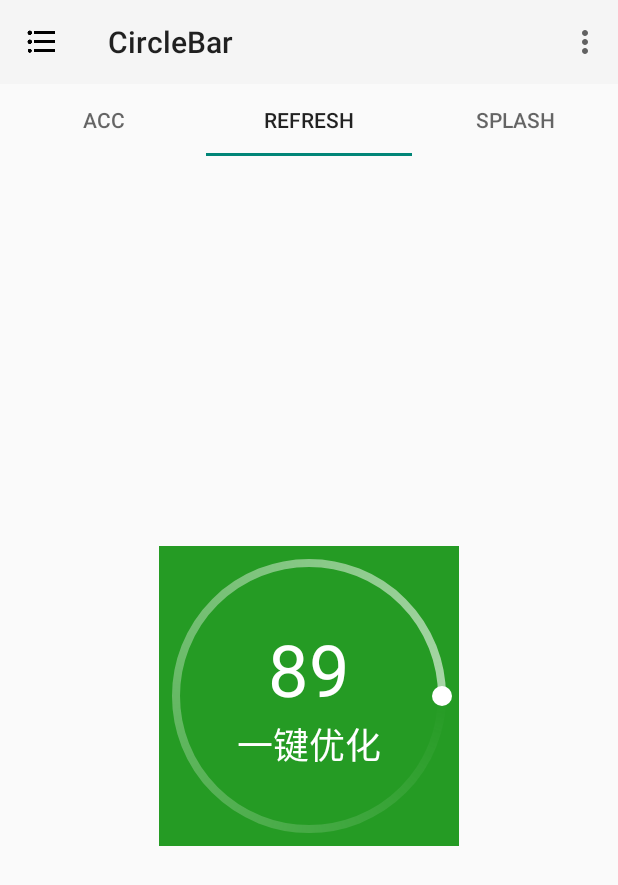
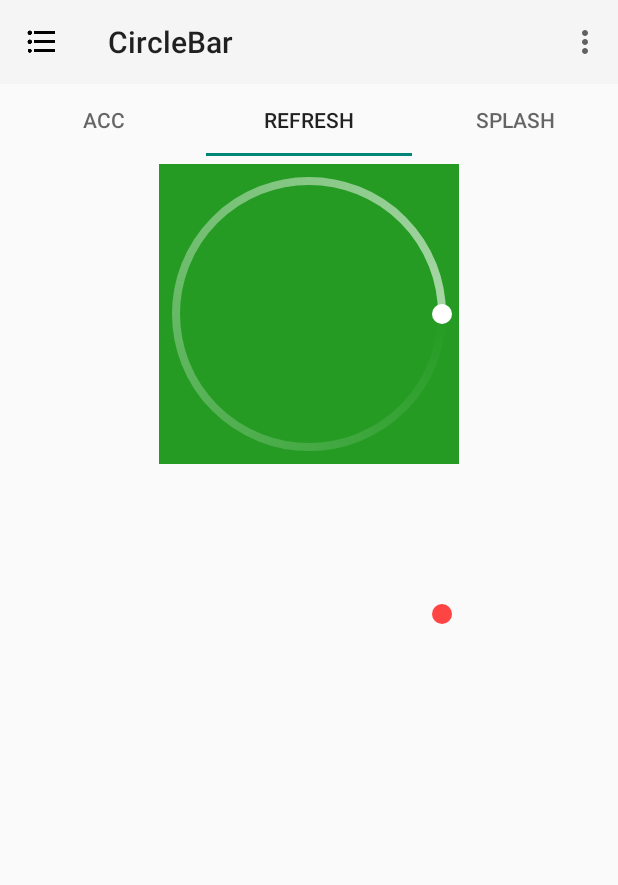
Before and after one commit to songnick/CircleBar, an Android app: the screen it shows after launch (MainActivity), tab 2 chosen, on a phone screen of 412 x 824 dp. Shown: the top 885 px of the screen. Run offline under Robolectric (Android 15) with nearby library versions, the phone set to English and light mode, and no system bars; pictures from the network do not load.

Commit message:
1.improve SlideViewPage 2.add new UI

```diff
--- a/app/src/main/java/com/github/songnick/MainActivity.java
+++ b/app/src/main/java/com/github/songnick/MainActivity.java
@@ -49,6 +49,7 @@ public class MainActivity extends AppCompatActivity implements NavigationDrawerF
         if (mUI4ViewFragment == null){
             mUI4ViewFragment = DefineViewFragment.newInstance();
             switchFragment(mUI4ViewFragment);
+            mUI4ViewFragment = null;
         }
     }
 
@@ -88,7 +89,7 @@ public class MainActivity extends AppCompatActivity implements NavigationDrawerF
         mCurrentFragment = fragment;
         FragmentTransaction ft = getSupportFragmentManager().beginTransaction();
         ft.replace(R.id.container_fragment, fragment);
-        ft.commit();
+        ft.commitAllowingStateLoss();
     }
 
     @Override
--- a/app/src/main/java/com/github/songnick/fragment/DefineViewFragment.java
+++ b/app/src/main/java/com/github/songnick/fragment/DefineViewFragment.java
@@ -1,7 +1,6 @@
 package com.github.songnick.fragment;
 
 import android.app.Activity;
-import android.net.Uri;
 import android.os.Bundle;
 import android.support.design.widget.TabLayout;
 import android.support.v4.app.Fragment;
@@ -33,28 +32,6 @@ public class DefineViewFragment extends Fragment {
     private ArrayList<android.support.v4.app.Fragment> mFragmentList = null;
     private FragmentAdapter mAdapter = null;
     private DrawerLayout mDrawerLayout = null;
-    private String mParam1;
-    private String mParam2;
-
-    private OnFragmentInteractionListener mListener;
-
-    /**
-     * Use this factory method to create a new instance of
-     * this fragment using the provided parameters.
-     *
-     * @param param1 Parameter 1.
-     * @param param2 Parameter 2.
-     * @return A new instance of fragment DefineViewFragment.
-     */
-    // TODO: Rename and change types and number of parameters
-    public static DefineViewFragment newInstance(String param1, String param2) {
-        DefineViewFragment fragment = new DefineViewFragment();
-        Bundle args = new Bundle();
-        args.putString(ARG_PARAM1, param1);
-        args.putString(ARG_PARAM2, param2);
-        fragment.setArguments(args);
-        return fragment;
-    }
 
     public static DefineViewFragment newInstance() {
         DefineViewFragment fragment = new DefineViewFragment();
@@ -68,10 +45,7 @@ public class DefineViewFragment extends Fragment {
     @Override
     public void onCreate(Bundle savedInstanceState) {
         super.onCreate(savedInstanceState);
-        if (getArguments() != null) {
-            mParam1 = getArguments().getString(ARG_PARAM1);
-            mParam2 = getArguments().getString(ARG_PARAM2);
-        }
+
     }
 
     @Override
@@ -135,43 +109,15 @@ public class DefineViewFragment extends Fragment {
         });
     }
 
-    // TODO: Rename method, update argument and hook method into UI event
-    public void onButtonPressed(Uri uri) {
-        if (mListener != null) {
-            mListener.onFragmentInteraction(uri);
-        }
-    }
-
     @Override
     public void onAttach(Activity activity) {
         super.onAttach(activity);
-//        try {
-//            mListener = (OnFragmentInteractionListener) activity;
-//        } catch (ClassCastException e) {
-//            throw new ClassCastException(activity.toString()
-//                    + " must implement OnFragmentInteractionListener");
-//        }
+
     }
 
     @Override
     public void onDetach() {
         super.onDetach();
-        mListener = null;
-    }
-
-    /**
-     * This interface must be implemented by activities that contain this
-     * fragment to allow an interaction in this fragment to be communicated
-     * to the activity and potentially other fragments contained in that
-     * activity.
-     * <p/>
-     * See the Android Training lesson <a href=
-     * "http://developer.android.com/training/basics/fragments/communicating.html"
-     * >Communicating with Other Fragments</a> for more information.
-     */
-    public interface OnFragmentInteractionListener {
-        // TODO: Update argument type and name
-        public void onFragmentInteraction(Uri uri);
     }
 
     private final class FragmentAdapter extends FragmentPagerAdapter {
--- a/app/src/main/res/layout/refresh_progressbar_layout.xml
+++ b/app/src/main/res/layout/refresh_progressbar_layout.xml
@@ -1,31 +1,22 @@
 <?xml version="1.0" encoding="utf-8"?>
 <RelativeLayout xmlns:android="http://schemas.android.com/apk/res/android"
+    xmlns:app="http://schemas.android.com/apk/res-auto"
     android:orientation="vertical" android:layout_width="match_parent"
     android:layout_height="match_parent"
     >
     <com.github.songnick.view.RefreshProgress
+        android:id="@+id/refresh"
         android:layout_width="200dp"
         android:layout_height="200dp"
-        android:layout_centerInParent="true"
-        android:background="#259b24">
-        <LinearLayout
-            android:id="@+id/content"
-            android:layout_width="match_parent"
-            android:layout_height="match_parent"
-            android:orientation="vertical"
-            android:gravity="center">
-            <TextView
-                android:layout_width="wrap_content"
-                android:layout_height="wrap_content"
-                android:textSize="48sp"
-                android:textColor="@android:color/white"
-                android:text="89"/>
-            <TextView
-                android:layout_width="wrap_content"
-                android:layout_height="wrap_content"
-                android:textSize="24sp"
-                android:textColor="@android:color/white"
-                android:text="一键优化"/>
-        </LinearLayout>
+        android:layout_centerHorizontal="true"
+        android:background="#259b24"
+        android:layout_marginTop="5dp">
+    </com.github.songnick.view.RefreshProgress>
+    <com.github.songnick.view.RefreshProgress
+        android:layout_width="200dp"
+        android:layout_height="200dp"
+        android:layout_below="@id/refresh"
+        android:layout_centerHorizontal="true"
+        app:seekAble="true" >
     </com.github.songnick.view.RefreshProgress>
 </RelativeLayout>
--- a/library/src/main/java/com/github/songnick/view/RefreshProgress.java
+++ b/library/src/main/java/com/github/songnick/view/RefreshProgress.java
@@ -1,6 +1,7 @@
 package com.github.songnick.view;
 
 import android.content.Context;
+import android.content.res.TypedArray;
 import android.graphics.Canvas;
 import android.graphics.Color;
 import android.graphics.Matrix;
@@ -11,25 +12,26 @@ import android.graphics.SweepGradient;
 import android.os.Handler;
 import android.os.Message;
 import android.util.AttributeSet;
-import android.util.Log;
 import android.view.MotionEvent;
 import android.view.View;
-import android.view.ViewGroup;
 import android.view.animation.Animation;
 import android.view.animation.LinearInterpolator;
 
 import com.github.songnick.LinearAnimation;
+import com.nick.library.R;
 
 /**
  * Created by qfsong on 15/9/8.
  */
-public class RefreshProgress extends ViewGroup {
+public class RefreshProgress extends View{
 
     private static final String TAG = "RefreshProgress";
     private static final int ROTATE_MSG = 0x033;
     private static final int REFRESH_MSG = 0x044;
+    private static final int SEEK_MSG = 0x055;
 
     private boolean isDrawAccProgress = false;
+    private boolean mSeekAble = false;
 
     private Handler mHandler = new Handler(){
         @Override
@@ -44,6 +46,10 @@ public class RefreshProgress extends ViewGroup {
                     stopRotate();
                     startRotate(1 * 1000, true);
                     mHandler.sendEmptyMessageDelayed(ROTATE_MSG, 3000);
+                    break;
+                case SEEK_MSG:
+                    clearAnimation();
+                    startRotate(10 * 1000, false);
                     break;
             }
         }
@@ -60,28 +66,24 @@ public class RefreshProgress extends ViewGroup {
 
     public RefreshProgress(Context context, AttributeSet attrs, int defStyleAttr) {
         super(context, attrs, defStyleAttr);
-        setWillNotDraw(false);
+        TypedArray a = context.obtainStyledAttributes(attrs, R.styleable.RefreshProgress, 0, 0);
+
+        mSeekAble = a.getBoolean(R.styleable.RefreshProgress_seekAble, false);
+
+        a.recycle();
     }
 
     @Override
     protected void onMeasure(int widthMeasureSpec, int heightMeasureSpec) {
         super.onMeasure(widthMeasureSpec, heightMeasureSpec);
-        int width = MeasureSpec.getSize(widthMeasureSpec);
+        int width = View.MeasureSpec.getSize(widthMeasureSpec);
         int height = MeasureSpec.getSize(heightMeasureSpec);
         int widthMode = MeasureSpec.getMode(widthMeasureSpec);
         int heightMode = MeasureSpec.getMode(heightMeasureSpec);
 
         int defaultWidth = 0;
         int defaultHeight = 0;
-        int finalWidthMeasureSpec = 0;
-        int finalHeightMeasureSpec = 0;
-        int childCount = getChildCount();
-        for (int i = 0; i < childCount; i++){
-            View child = getChildAt(i);
-            measureChild(child, widthMeasureSpec, heightMeasureSpec);
-//            defaultWidth = child.getMeasuredWidth();
-//            defaultHeight = child.getMeasuredHeight();
-        }
+
         int paddingLeft = getPaddingLeft();
         int paddingRight = getPaddingRight();
         defaultWidth = getPaddingLeft() + getPaddingRight() + defaultWidth;
@@ -89,14 +91,11 @@ public class RefreshProgress extends ViewGroup {
         switch (widthMode){
             case  MeasureSpec.EXACTLY:
                 //the size is confirmed - match parent or dd
-                Log.d("", " onLayout is size == mode exactly");
                 break;
             case MeasureSpec.AT_MOST:
                 //wrap_content
-                Log.d("", " onLayout is size == mode AT_MOST");
                 break;
             case MeasureSpec.UNSPECIFIED:
-                Log.d("", " onLayout is size == mode UNSPECIFIED");
                 break;
 
         }
@@ -112,35 +111,40 @@ public class RefreshProgress extends ViewGroup {
                 break;
 
         }
-        Log.d("", " onLayout is size == mode UNSPECIFIED default height = " + defaultHeight);
         setMeasuredDimension(width, height);
         rectF.set(17, 17, width - 17, height - 17);
     }
 
     @Override
-    protected void onLayout(boolean changed, int l, int t, int r, int b) {
-        Log.d("", " onLayout is size == " + "left == " + l + " top " + t + "right " + r + " bottom = " + b);
-        int childCount = getChildCount();
-        if (childCount >= 2){
-            throw new IllegalStateException("this layout must have one child ");
+    protected void onDraw(Canvas canvas) {
+        super.onDraw(canvas);
+        if (mSeekAble){
+            drawSeekbar(canvas, startAngle);
+        }else {
+            if (isDrawAccProgress){
+                drawAccProgressbar(startAngle, canvas);
+            }else {
+                drawSlowIndicator(startAngle, canvas);
+            }
         }
-        for (int i = 0; i < childCount; i++){
-            View child = getChildAt(i);
 
-            child.layout(0, 0, child.getMeasuredWidth(), child.getMeasuredHeight());
-            Log.d("", " onLayout is size == height" + child.getMeasuredHeight());
-        }
+
     }
 
-    @Override
-    protected void onDraw(Canvas canvas) {
-        super.onDraw(canvas);
-        if (isDrawAccProgress){
-            drawAccProgressbar(startAngle, canvas);
-        }else {
-            drawSlowIndicator(startAngle, canvas);
-        }
-
+    private void drawSeekbar(Canvas canvas, float startAngle){
+        Paint circlePaint = new Paint();
+        circlePaint.setAntiAlias(true);
+        circlePaint.setColor(Color.parseColor("#FF4444"));
+        circlePaint.setStrokeWidth(7);
+        circlePaint.setStyle(Paint.Style.STROKE);
+        Path path = new Path();
+        path.addArc(rectF, 0, startAngle);
+        canvas.drawPath(path, circlePaint);
+        int restoreCount = canvas.save();
+        canvas.translate(rectF.centerX(), rectF.centerY());
+        circlePaint.setStyle(Paint.Style.FILL);
+        canvas.drawPath(getBallPath(startAngle), circlePaint);
+        canvas.restoreToCount(restoreCount);
     }
 
     private void drawSlowIndicator(float startAngle, Canvas canvas){
@@ -252,7 +256,11 @@ public class RefreshProgress extends ViewGroup {
     @Override
     protected void onAttachedToWindow() {
         super.onAttachedToWindow();
-        mHandler.sendEmptyMessageDelayed(ROTATE_MSG, 500);
+        if (mSeekAble){
+
+            mHandler.sendEmptyMessageDelayed(SEEK_MSG, 1000);
+        }else
+            mHandler.sendEmptyMessageDelayed(ROTATE_MSG, 500);
     }
 
     @Override
```
Also changed, not shown: app/src/main/res/layout/fragment_define_view_group.xml (deleted, +0 -10 lines), app/src/main/res/layout/test_layout.xml (+9 -6 lines), library/src/main/java/com/github/songnick/viewgroup/SlideViewPager.java (+79 -16 lines), library/src/main/res/values/attrs.xml (+9 -0 lines).
